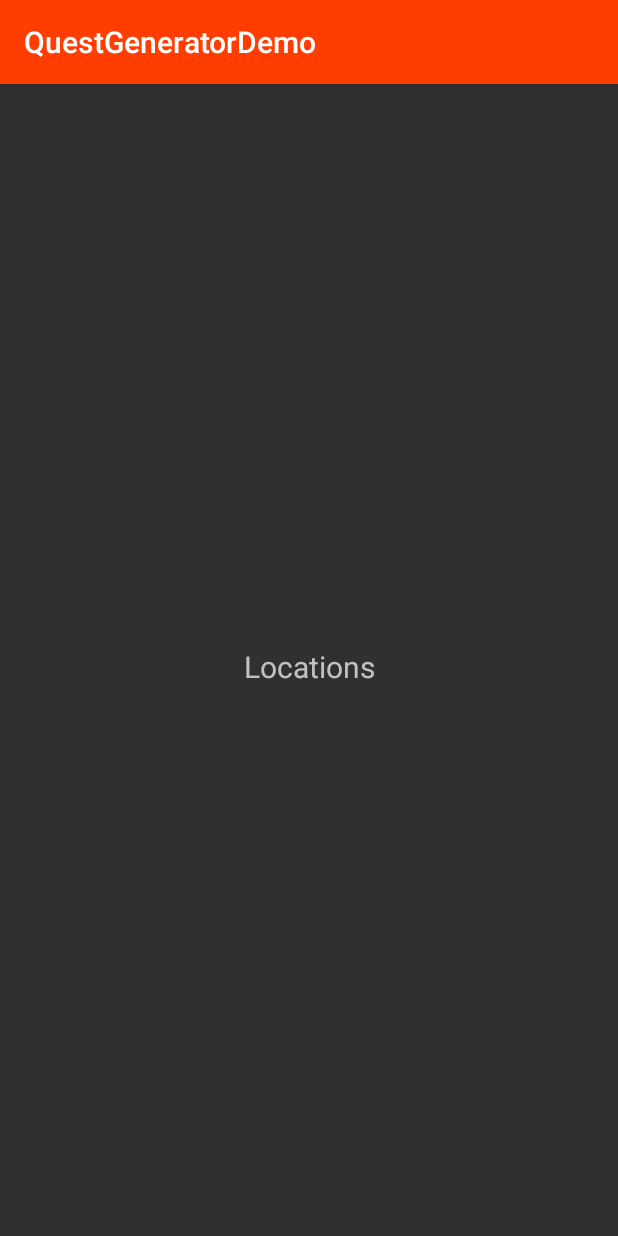
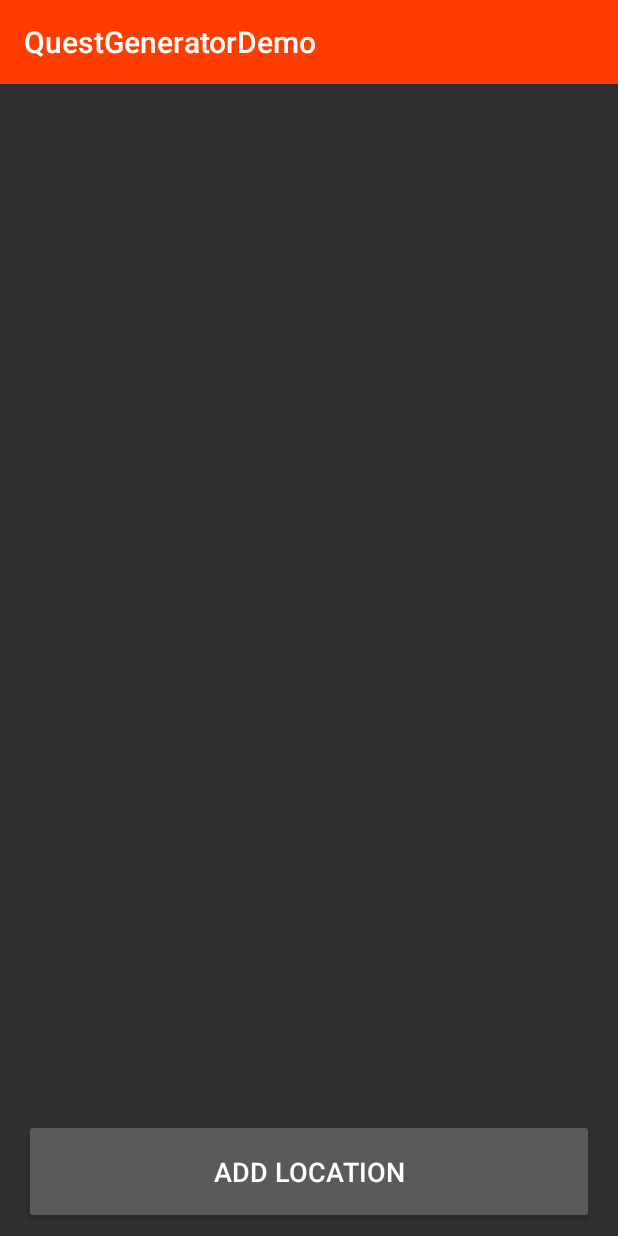
Before and after one commit to carl-meyer-dev/Quest-Generator-Android, an Android app: the fragment LocationsFragment shown on its own in the app's theme, on a phone screen of 412 x 824 dp. Run offline under Robolectric (Android 15) with nearby library versions, the phone set to English and light mode, and no system bars; libraries missing offline, so code that uses them is left out: io.realm.

Commit message:
Begin Locations Recycler View [WIP]

```diff
--- a/QuestGeneratorDemo/app/build.gradle
+++ b/QuestGeneratorDemo/app/build.gradle
@@ -34,7 +34,7 @@ dependencies {
     implementation 'androidx.navigation:navigation-fragment:2.2.2'
     implementation 'androidx.navigation:navigation-ui:2.2.2'
     implementation 'androidx.lifecycle:lifecycle-extensions:2.2.0'
-    implementation 'io.realm:android-adapters:2.1.1'
+    implementation 'io.realm:android-adapters:3.1.0'
     testImplementation 'junit:junit:4.12'
     androidTestImplementation 'androidx.test.ext:junit:1.1.1'
     androidTestImplementation 'androidx.test.espresso:espresso-core:3.2.0'
--- /dev/null
+++ b/QuestGeneratorDemo/app/src/main/java/com/carlmeyer/questgeneratordemo/ui/adapters/LocationsAdapter.java
@@ -0,0 +1,4 @@
+package com.carlmeyer.questgeneratordemo.ui.adapters;
+
+public class LocationsAdapter {
+}
--- a/QuestGeneratorDemo/app/src/main/java/com/carlmeyer/questgeneratordemo/ui/fragments/LocationsFragment.java
+++ b/QuestGeneratorDemo/app/src/main/java/com/carlmeyer/questgeneratordemo/ui/fragments/LocationsFragment.java
@@ -11,18 +11,33 @@ import androidx.annotation.Nullable;
 import androidx.fragment.app.Fragment;
 import androidx.lifecycle.Observer;
 import androidx.lifecycle.ViewModelProviders;
+import androidx.recyclerview.widget.LinearLayoutManager;
+import androidx.recyclerview.widget.RecyclerView;
 
 import com.carlmeyer.questgeneratordemo.R;
 
+import io.realm.Realm;
+
 public class LocationsFragment extends Fragment {
+
+    private Realm realm;
+    private RecyclerView rvLocations;
+    private RecyclerView.LayoutManager layoutManager;
+    private RecyclerView.Adapter adapter;
+
 
 
     public View onCreateView(@NonNull LayoutInflater inflater,
                              ViewGroup container, Bundle savedInstanceState) {
 
         View root = inflater.inflate(R.layout.fragment_locations, container, false);
-        final TextView textView = root.findViewById(R.id.text_locations);
-        textView.setText(R.string.locations);
+        rvLocations = root.findViewById(R.id.rvLocations);
+
         return root;
     }
+
+    private void setUpRecyclerView(){
+        layoutManager = new LinearLayoutManager(getContext());
+        rvLocations.setLayoutManager(layoutManager);
+    }
 }
--- /dev/null
+++ b/QuestGeneratorDemo/app/src/main/java/com/carlmeyer/questgeneratordemo/ui/viewholders/LocationViewHolder.java
@@ -0,0 +1,4 @@
+package com.carlmeyer.questgeneratordemo.ui.viewholders;
+
+public class LocationViewHolder {
+}
--- a/QuestGeneratorDemo/app/src/main/res/layout/fragment_locations.xml
+++ b/QuestGeneratorDemo/app/src/main/res/layout/fragment_locations.xml
@@ -6,17 +6,30 @@
     android:layout_height="match_parent"
     tools:context=".ui.fragments.QuestGeneratorFragment">
 
-    <TextView
-        android:id="@+id/text_locations"
+    <androidx.recyclerview.widget.RecyclerView
+        android:id="@+id/rvLocations"
         android:layout_width="match_parent"
-        android:layout_height="wrap_content"
+        android:layout_height="0dp"
         android:layout_marginStart="8dp"
         android:layout_marginTop="8dp"
         android:layout_marginEnd="8dp"
-        android:textAlignment="center"
-        android:textSize="20sp"
-        app:layout_constraintBottom_toBottomOf="parent"
+        android:layout_marginBottom="8dp"
+        app:layout_constraintBottom_toTopOf="@+id/btnAddLocation"
         app:layout_constraintEnd_toEndOf="parent"
         app:layout_constraintStart_toStartOf="parent"
         app:layout_constraintTop_toTopOf="parent" />
+
+    <Button
+        android:id="@+id/btnAddLocation"
+        android:layout_width="0dp"
+        android:layout_height="70dp"
+        android:layout_marginStart="16dp"
+        android:layout_marginEnd="16dp"
+        android:layout_marginBottom="8dp"
+        android:text="@string/add_location"
+        android:textSize="18sp"
+        app:layout_constraintBottom_toBottomOf="parent"
+        app:layout_constraintEnd_toEndOf="parent"
+        app:layout_constraintHorizontal_bias="0.0"
+        app:layout_constraintStart_toStartOf="parent" />
 </androidx.constraintlayout.widget.ConstraintLayout>
--- a/QuestGeneratorDemo/app/src/main/res/values/strings.xml
+++ b/QuestGeneratorDemo/app/src/main/res/values/strings.xml
@@ -23,4 +23,5 @@
     <string name="locations">Locations</string>
     <string name="items">Items</string>
     <string name="enemies">Enemies</string>
+    <string name="add_location">Add Location</string>
 </resources>
```
Also changed, not shown: QuestGeneratorDemo/app/src/main/res/layout/fragment_gallery.xml (deleted, +0 -22 lines), QuestGeneratorDemo/app/src/main/res/layout/fragment_home.xml (deleted, +0 -22 lines), QuestGeneratorDemo/app/src/main/res/layout/fragment_slideshow.xml (deleted, +0 -22 lines).
